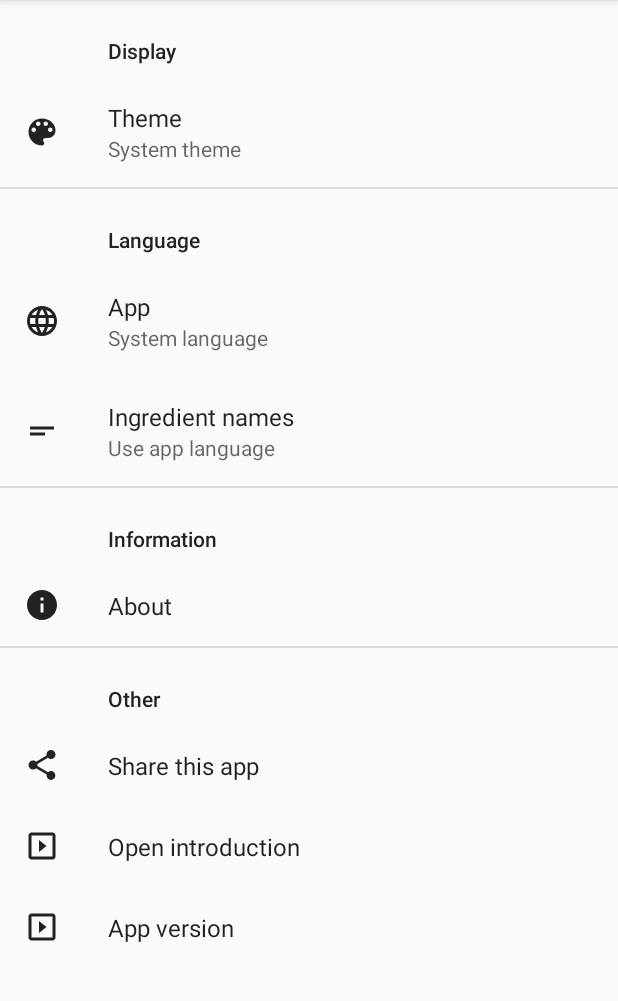
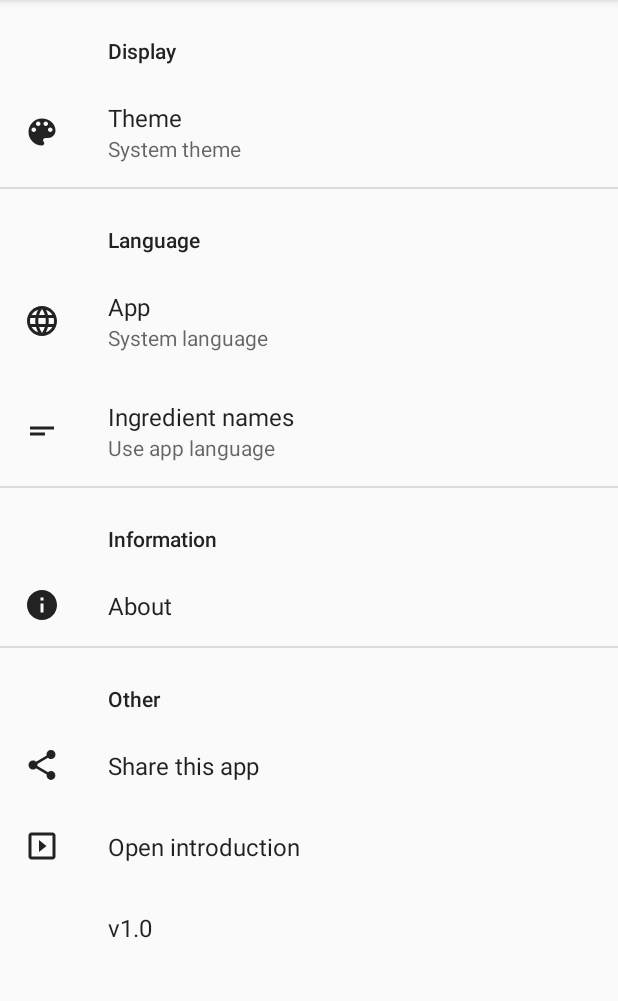
Before and after one commit to JeroenWeener/IsItVegan, an Android app: the SettingsActivity screen opened directly, with no data from a screen before it, on a phone screen of 412 x 824 dp, the part 84-1085 px from its top. Run offline under Robolectric (Android 15) with nearby library versions, the light colour scheme and no system bars; our stand-ins replace androidx.preference.

Commit message:
Improves debugging mode trigger

```diff
--- a/app/src/main/java/com/jwindustries/isitvegan/activities/SettingsActivity.java
+++ b/app/src/main/java/com/jwindustries/isitvegan/activities/SettingsActivity.java
@@ -39,6 +39,9 @@ public class SettingsActivity extends BaseActivity {
         }
     }
 
+    private final static int DEBUG_THRESHOLD = 10;
+    private static int debugTriggers = 0;
+
     public static class SettingsFragment extends PreferenceFragmentCompat implements SharedPreferences.OnSharedPreferenceChangeListener {
         @Override
         public void onCreatePreferences(Bundle savedInstanceState, String rootKey) {
@@ -76,9 +79,12 @@ public class SettingsActivity extends BaseActivity {
             // Handle build version click
             Preference buildVersionButton = findPreference("build_version_button");
             if (buildVersionButton != null) {
-                buildVersionButton.setOnPreferenceClickListener(test -> {
-                    Utils.DEBUG = !Utils.DEBUG;
-                    Toast.makeText(this.getContext(), Utils.DEBUG ? R.string.message_debug_enabled : R.string.message_debug_disabled, Toast.LENGTH_SHORT).show();
+                buildVersionButton.setOnPreferenceClickListener(v -> {
+                    debugTriggers++;
+                    if (debugTriggers >= DEBUG_THRESHOLD) {
+                        Utils.DEBUG = !Utils.DEBUG;
+                        Toast.makeText(this.getContext(), Utils.DEBUG ? R.string.message_debug_enabled : R.string.message_debug_disabled, Toast.LENGTH_SHORT).show();
+                    }
                     return true;
                 });
             }
--- a/app/src/main/res/values/strings.xml
+++ b/app/src/main/res/values/strings.xml
@@ -20,7 +20,7 @@
     <string name="setting_language_ingredients">Ingredient names</string>
     <string name="setting_share_app">Share this app</string>
     <string name="setting_open_introduction">Open introduction</string>
-    <string name="setting_build_version">App version</string>
+    <string name="setting_build_version" translatable="false">v1.0</string>
     <string name="language_app_entries_system">System language</string>
     <string name="language_ingredients_entries_app">Use app language</string>
     <string name="title_scan">Scan product</string>
--- a/app/src/main/res/xml/root_preferences.xml
+++ b/app/src/main/res/xml/root_preferences.xml
@@ -58,7 +58,6 @@
     </PreferenceCategory>
 
     <Preference
-        app:icon="@drawable/slideshow"
         app:title="@string/setting_build_version"
         app:key="build_version_button"
     />
```
Also changed, not shown: 1 other file.
